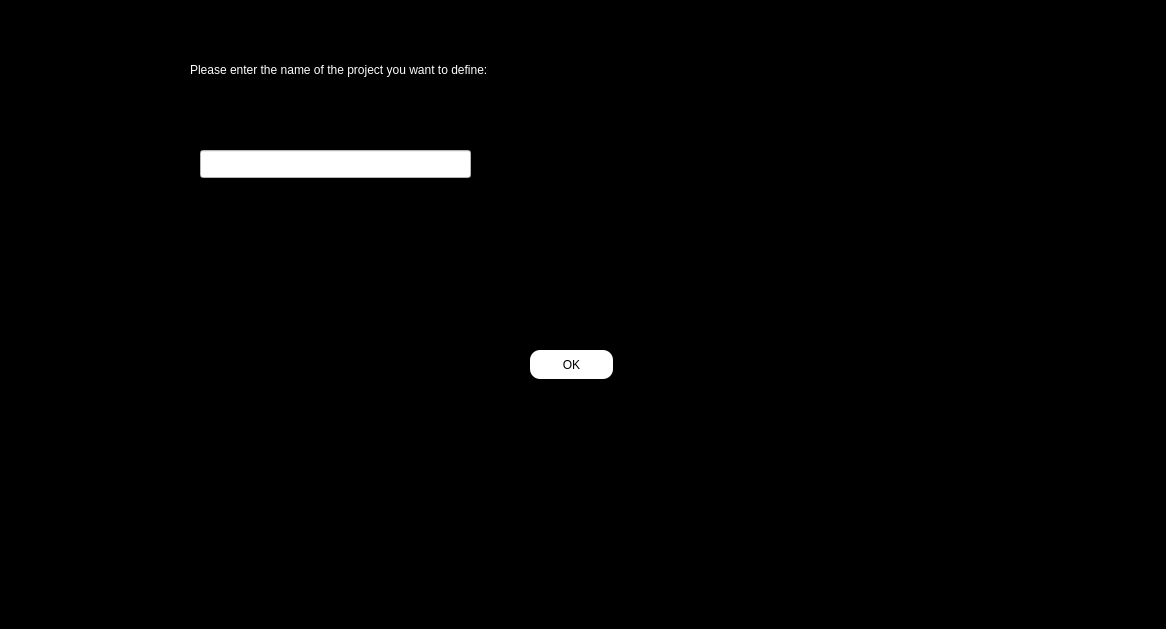
Above: enter/add_project_before.ui from Shayanrava/APproject before the change. Below: the same form after it.
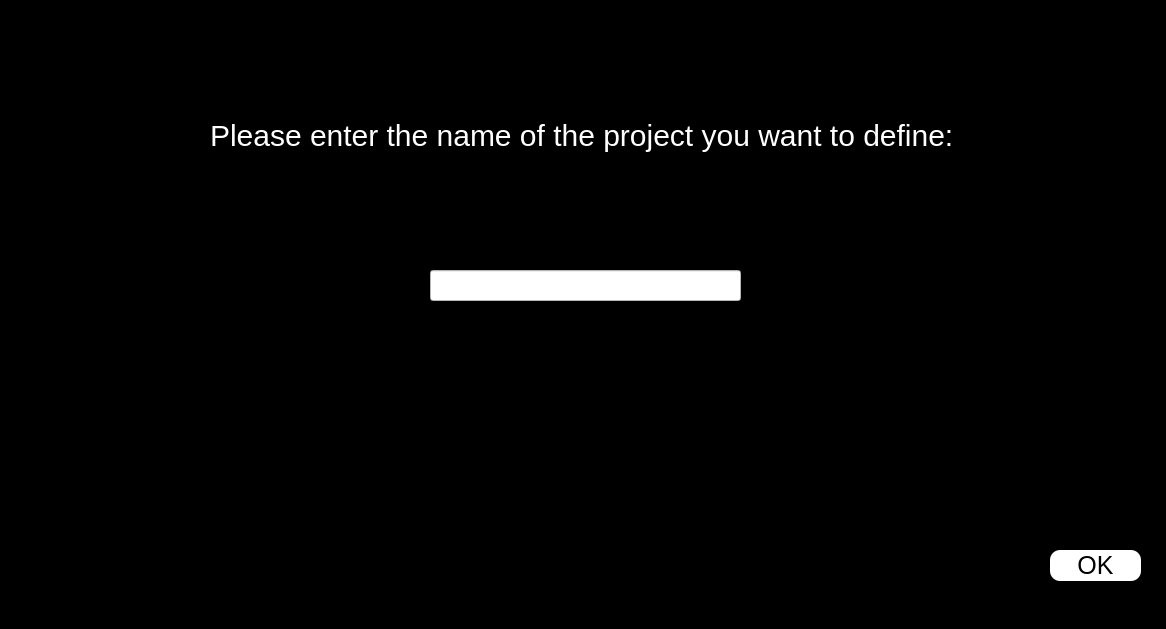
That is the form after the change.

Commit message: add_project,delete_project,delete_team and entrance_organ ui edited

What changed in the file:
```diff
--- a/enter/add_project_before.ui
+++ b/enter/add_project_before.ui
@@ -22,16 +22,17 @@
   <widget class="QLabel" name="label">
    <property name="geometry">
     <rect>
-     <x>190</x>
-     <y>60</y>
-     <width>391</width>
-     <height>20</height>
+     <x>210</x>
+     <y>100</y>
+     <width>761</width>
+     <height>71</height>
     </rect>
    </property>
    <property name="styleSheet">
     <string notr="true">#label
 {
 color:white;
+font-size:30px;
 }</string>
    </property>
    <property name="text">
@@ -41,10 +42,10 @@
   <widget class="QLineEdit" name="add_project_led">
    <property name="geometry">
     <rect>
-     <x>200</x>
-     <y>150</y>
-     <width>271</width>
-     <height>28</height>
+     <x>430</x>
+     <y>270</y>
+     <width>311</width>
+     <height>31</height>
     </rect>
    </property>
    <property name="styleSheet">
@@ -57,10 +58,10 @@
   <widget class="QPushButton" name="add_project_pbn">
    <property name="geometry">
     <rect>
-     <x>530</x>
-     <y>350</y>
-     <width>83</width>
-     <height>29</height>
+     <x>1050</x>
+     <y>550</y>
+     <width>91</width>
+     <height>31</height>
     </rect>
    </property>
    <property name="styleSheet">
@@ -73,6 +74,7 @@
 {
 background-color:white;
 border-radius:10px;
+font-size:25px;
 }</string>
    </property>
    <property name="text">
```
The commit also changes 3 other files.
